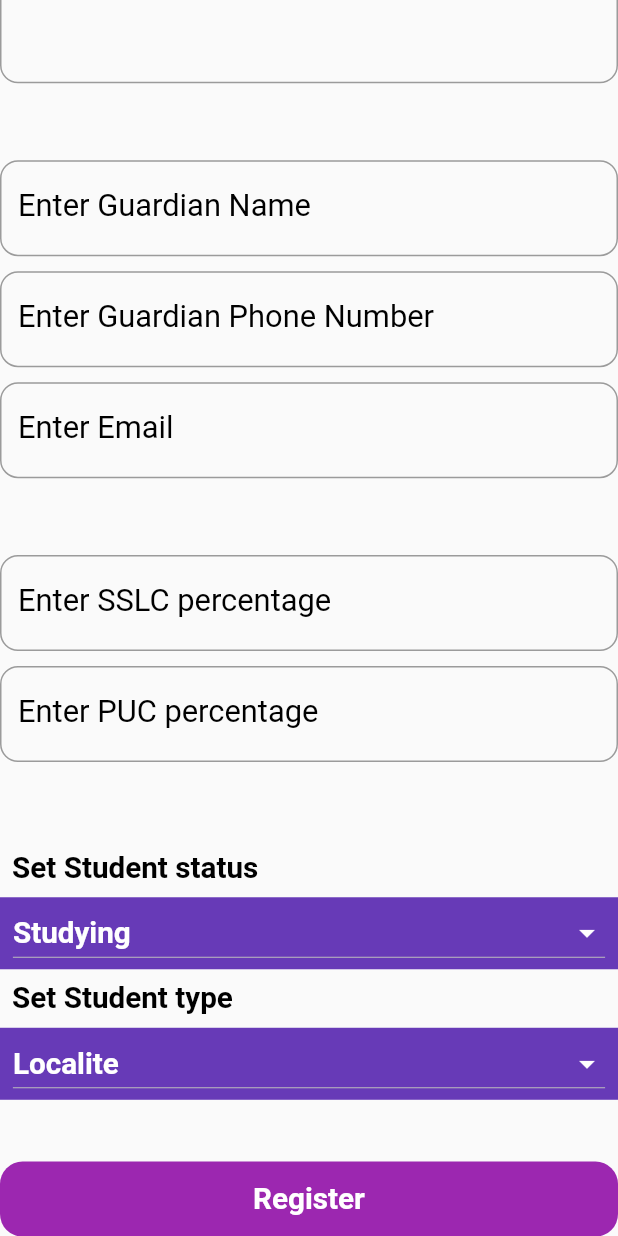
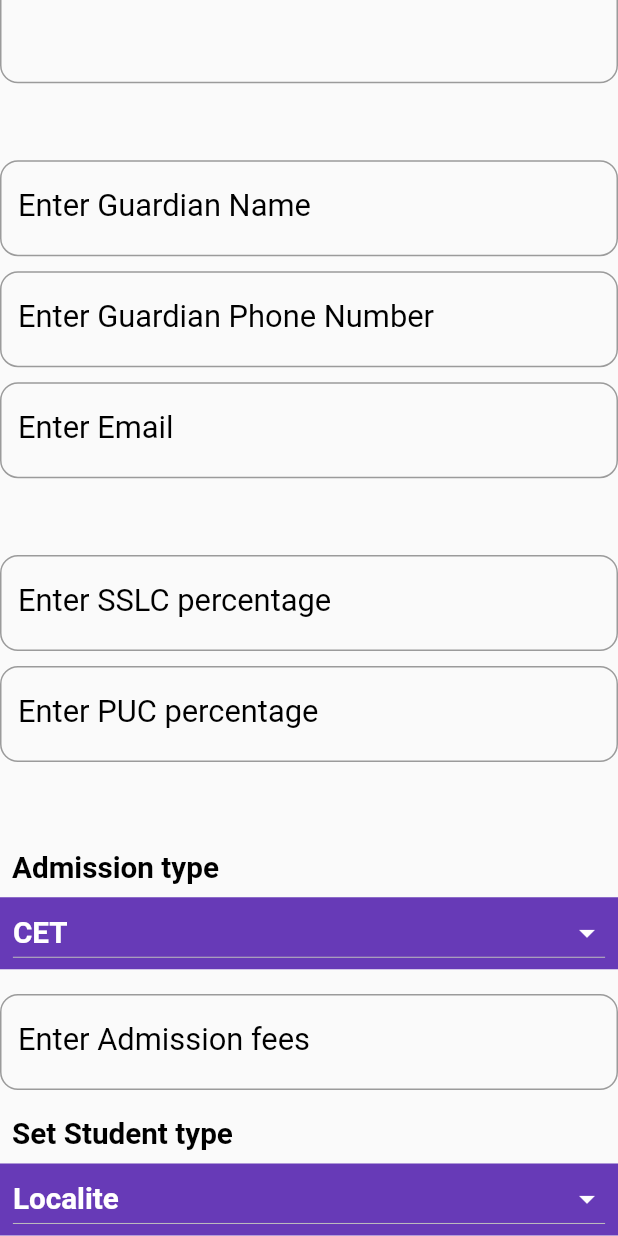
Before and after one commit to ChetanRBillava/College_project_mobile_app_2020, a Flutter app: the Register screen opened directly, scrolled down 983 dp, on a phone screen of 412 x 824 dp. Run offline on Flutter 3.47's test engine with Material 2 defaults, Android fonts, the phone set to English and light mode, and no system bars; our stand-ins replace email_validator, flutter_spinkit, fluttertoast, image_picker, lottie, shared_preferences and 1 more; accounts and stored records are empty; Roboto replaces fonts that are missing (Poppins).

Commit message:
changes implemented

```diff
--- a/lib/API/RegisterAPI.dart
+++ b/lib/API/RegisterAPI.dart
@@ -67,7 +67,8 @@ class _RegisterAPIState extends State<RegisterAPI> {
       "guardian_email": guardianMail,
       "sslc_percent": sslc,
       "puc_percent": puc,
-      "student_status": studentStatus,
+      "admission_type": admissionType,
+      "admission_fees": regAdmissionFeesController.text,
       "student_type": studentType
     };
     print(url);
--- a/lib/UI/Register.dart
+++ b/lib/UI/Register.dart
@@ -18,7 +18,7 @@ class _RegisterState extends State<Register> {
     gen=gender[0];
     semester=sem[0];
     studentType = stuType[0];
-    studentStatus = stuStatus[0];
+    admissionType = admisType[0];
     print(branchDropdownValue);
     super.initState();
   }
@@ -42,7 +42,7 @@ class _RegisterState extends State<Register> {
     }
   }
   String stuTypeDropdownValue = stuType[0], branchDropdownValue = branchList[0],
-      stuStatusDropdownValue = stuStatus[0], genderDropdownValue = gender[0], semDropdownValue = sem[0];
+      admissionTypeDropdownValue = admisType[0], genderDropdownValue = gender[0], semDropdownValue = sem[0];
   @override
   Widget build(BuildContext context) {
     return SafeArea(
@@ -469,7 +469,7 @@ class _RegisterState extends State<Register> {
                                   Padding(
                                     padding: const EdgeInsets.all(8.0),
                                     child: Text(
-                                      "Set Student status",
+                                      "Admission type",
                                       style: TextStyle(color: Colors.black,
                                           fontWeight: FontWeight.bold,
                                           fontSize: MediaQuery.of(context).size.shortestSide*0.048
@@ -483,7 +483,7 @@ class _RegisterState extends State<Register> {
                                 width: MediaQuery.of(context).size.width,
                                 child: Center(
                                   child: DropdownButton<String>(
-                                    value: stuStatusDropdownValue,
+                                    value: admissionTypeDropdownValue,
                                     dropdownColor: Colors.deepPurple,
                                     iconSize: 24,
                                     iconEnabledColor: Colors.white,
@@ -491,14 +491,14 @@ class _RegisterState extends State<Register> {
                                     style: TextStyle(color: Colors.deepPurple),
                                     onChanged: (String newValue) {
                                       setState(() {
-                                        stuStatusDropdownValue = newValue;
-                                        studentStatus = stuStatusDropdownValue;
-                                        print(studentStatus);
+                                        admissionTypeDropdownValue = newValue;
+                                        admissionType = admissionTypeDropdownValue;
+                                        print(admissionType);
                                         //vID = dropdownValue;
 
                                       });
                                     },
-                                    items: stuStatus
+                                    items: admisType
                                         .map<DropdownMenuItem<String>>((String value) {
                                       return DropdownMenuItem<String>(
                                         value: value,
@@ -510,6 +510,29 @@ class _RegisterState extends State<Register> {
                                       );
                                     }).toList(),
                                   ),
+                                ),
+                              ),
+                              SizedBox(height: MediaQuery.of(context).size.height*0.02,),
+                              //Fees
+                              Padding(
+                                padding: const EdgeInsets.only(bottom: 10.0),
+                                child: TextFormField(
+                                  style: TextStyle(color: Colors.black,
+                                      fontSize: MediaQuery.of(context).size.height*0.025
+                                  ),
+                                  keyboardType: TextInputType.number,
+                                  controller: regAdmissionFeesController,
+                                  validator: (value) =>
+                                  value.isEmpty ? 'This field cannot be blank' : null,
+                                  decoration:InputDecoration(
+                                      labelText: 'Enter Admission fees',
+                                      labelStyle:TextStyle(color: Colors.black,
+                                          fontSize: MediaQuery.of(context).size.height*0.025),
+                                      errorStyle: TextStyle(
+                                          color: Colors.pinkAccent, fontSize: 15.0),
+                                      border: OutlineInputBorder(
+                                        borderRadius: BorderRadius.circular(12.0),
+                                      )),
                                 ),
                               ),
                             ],
--- a/lib/Widgets/GlobalVariables.dart
+++ b/lib/Widgets/GlobalVariables.dart
@@ -3,26 +3,27 @@ import 'package:flutter/material.dart';
 bool isClicked = false, checkValue = false;
 
 
-String domainURL ='https://192.168.45.232/college/api/', studName, studMail;
+String domainURL ='https://192.168.16.232/mitk_college_project_2020_web_files/api/', studName, studMail;
 int studPhone, total = 0, dateDiff, roomRentDateDiff;
 
 final regNameController = TextEditingController(), regMailController = TextEditingController(),
     regPhoneController = TextEditingController(), regAddressController = TextEditingController(),
     regGuardNameController = TextEditingController(), regGuardPhoneController = TextEditingController(), regGuardMailController = TextEditingController(),
     regSSLCController = TextEditingController(), regPUCController = TextEditingController(),
+    regAdmissionFeesController = TextEditingController(),
     loginMailController = TextEditingController(), loginPwdController = TextEditingController(),
     leaveMail = TextEditingController(), reason = TextEditingController(),
     oldPwd = TextEditingController(), newPwd = TextEditingController()
 ;
 
-var studentStatus, studentType, branch, gen, semester,
+var admissionType, studentType, branch, gen, semester,
     paymentFor, transDetails, transType, transAmount, transDate, transOTP,
     startDate, endDate, returningDate, leaveType
 ;
 
 
 final List<String>stuType = ['Localite', 'Hostelite'],
-    stuStatus = ['Studying', 'Graduated', 'New admission'],
+    admisType = ['CET', 'MANAGEMENT'],
     branchList = ['CSE', 'ME', 'ISE', 'EEE', 'ECE', 'MBA'],
     leaveTypes = ['Sick Leave', 'Casual Leave','Other'],
     gender = ['Male', 'Female'],
--- a/pubspec.yaml
+++ b/pubspec.yaml
@@ -31,6 +31,7 @@ dependencies:
   flutter_spinkit: ^4.1.2
   lottie: ^0.7.0+1
   intl: ^0.16.1
+  image_picker: ^0.6.7+22
 
 
   # The following adds the Cupertino Icons font to your application.
```
Also changed, not shown: lib/API/InitialAPI.dart (+9 -5 lines), lib/UI/Login.dart (+95 -6 lines), lib/UI/Purchases.dart (+18 -5 lines), lib/Widgets/SideNavBar.dart (+10 -4 lines), pubspec.lock.
